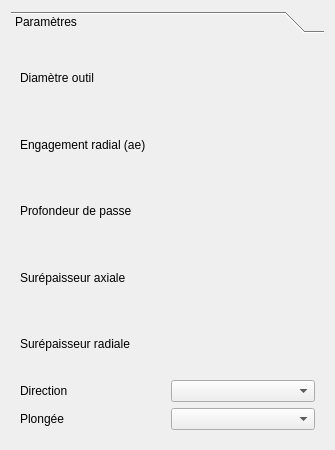
This is resources/panels/AdaptativeOp.ui in Baptou88/Bapt_CAM as Qt 5 draws it before an edit. The edited form follows.
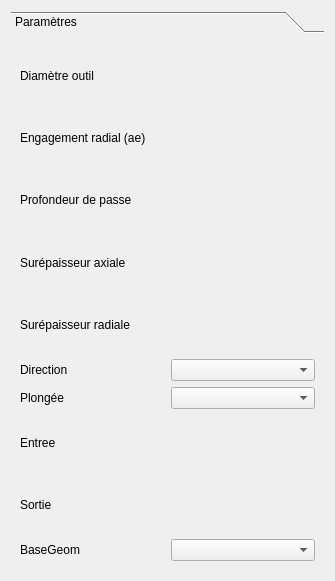
This is the edited form. Custom widgets are drawn as their Qt base class.

Commit message: feat: Enhance adaptive operation with new properties and UI elements for entry and exit lengths

Patch:
```diff
--- a/resources/panels/AdaptativeOp.ui
+++ b/resources/panels/AdaptativeOp.ui
@@ -7,13 +7,13 @@
     <x>0</x>
     <y>0</y>
     <width>335</width>
-    <height>450</height>
+    <height>581</height>
    </rect>
   </property>
   <property name="windowTitle">
    <string>Fraisage Adaptatif</string>
   </property>
-  <layout class="QGridLayout" name="gridLayout">
+  <layout class="QGridLayout" name="gridLayout_2">
    <item row="0" column="0">
     <widget class="QToolBox" name="toolBox">
      <property name="currentIndex">
@@ -25,13 +25,13 @@
         <x>0</x>
         <y>0</y>
         <width>317</width>
-        <height>402</height>
+        <height>533</height>
        </rect>
       </property>
       <attribute name="label">
        <string>Paramètres</string>
       </attribute>
-      <layout class="QGridLayout" name="gridLayout_2">
+      <layout class="QGridLayout" name="gridLayout">
        <item row="0" column="0">
         <widget class="QLabel" name="label_toolDiam">
          <property name="text">
@@ -152,6 +152,56 @@
        <item row="6" column="1">
         <widget class="QComboBox" name="plungeCombo"/>
        </item>
+       <item row="7" column="0">
+        <widget class="QLabel" name="label_stepDown_2">
+         <property name="text">
+          <string>Entree</string>
+         </property>
+        </widget>
+       </item>
+       <item row="7" column="1">
+        <widget class="Gui::QuantitySpinBox" name="entreeSpin" native="true">
+         <property name="statusTip">
+          <string>Diamètre</string>
+         </property>
+         <property name="minimum" stdset="0">
+          <double>-999999999.000000000000000</double>
+         </property>
+         <property name="maximum" stdset="0">
+          <double>999999999.000000000000000</double>
+         </property>
+        </widget>
+       </item>
+       <item row="8" column="0">
+        <widget class="QLabel" name="label_sortie">
+         <property name="text">
+          <string>Sortie</string>
+         </property>
+        </widget>
+       </item>
+       <item row="8" column="1">
+        <widget class="Gui::QuantitySpinBox" name="sortieSpin" native="true">
+         <property name="statusTip">
+          <string>Diamètre</string>
+         </property>
+         <property name="minimum" stdset="0">
+          <double>-999999999.000000000000000</double>
+         </property>
+         <property name="maximum" stdset="0">
+          <double>999999999.000000000000000</double>
+         </property>
+        </widget>
+       </item>
+       <item row="9" column="0">
+        <widget class="QLabel" name="label_BaseGeom">
+         <property name="text">
+          <string>BaseGeom</string>
+         </property>
+        </widget>
+       </item>
+       <item row="9" column="1">
+        <widget class="QComboBox" name="plungeCombo_2"/>
+       </item>
       </layout>
      </widget>
     </widget>
```
The commit also changes 5 other files.
